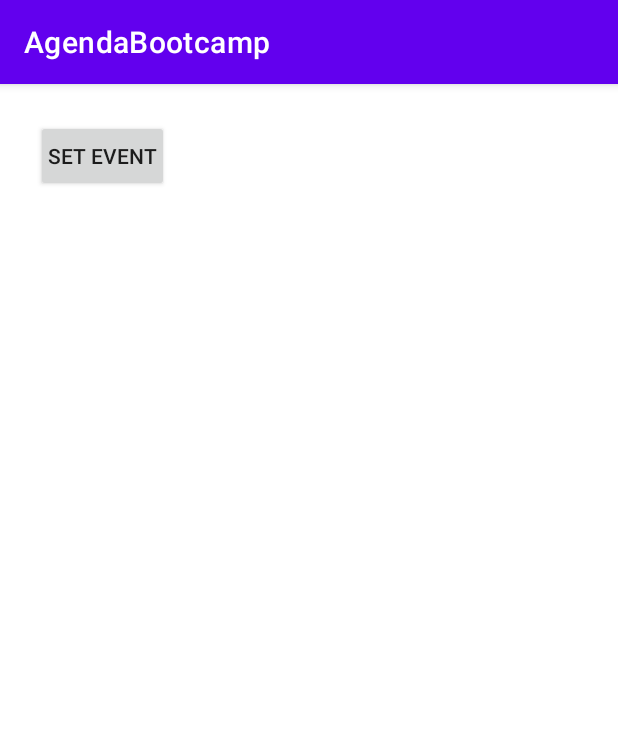
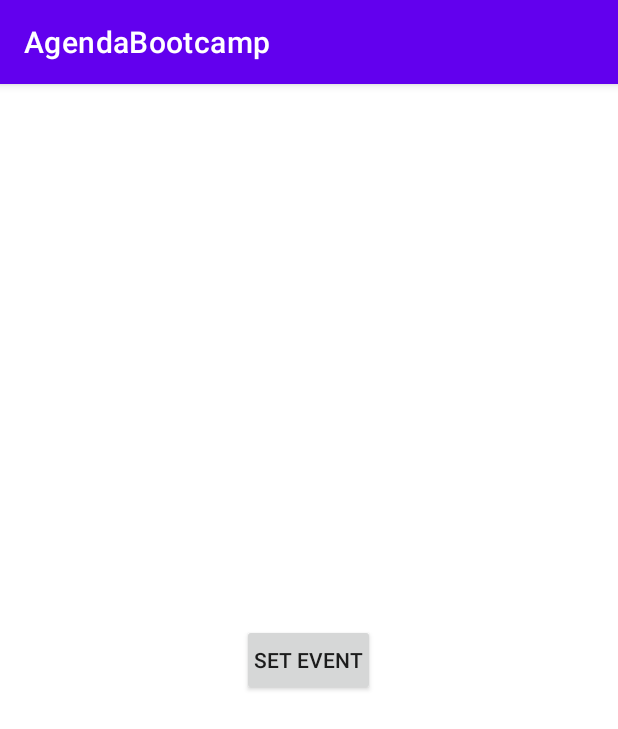
Before and after one commit to rafaelkenedy/agenda_bootcamp, an Android app: the screen it shows after launch (MainActivity), on a phone screen of 412 x 824 dp. Shown: the top 729 px of the screen. Run offline under Robolectric (Android 15) with nearby library versions, the phone set to English and light mode, and no system bars.

```diff
--- a/app/src/main/res/layout/activity_main.xml
+++ b/app/src/main/res/layout/activity_main.xml
@@ -3,6 +3,8 @@
     xmlns:app="http://schemas.android.com/apk/res-auto"
     xmlns:tools="http://schemas.android.com/tools"
     android:layout_width="match_parent"
+    android:gravity="center"
+    android:layout_gravity="center"
     android:layout_height="match_parent"
     tools:context=".MainActivity">
 
```
Also changed, not shown: app/src/main/java/com/rafael/agendabootcamp/MainActivity.kt (+16 -0 lines).
